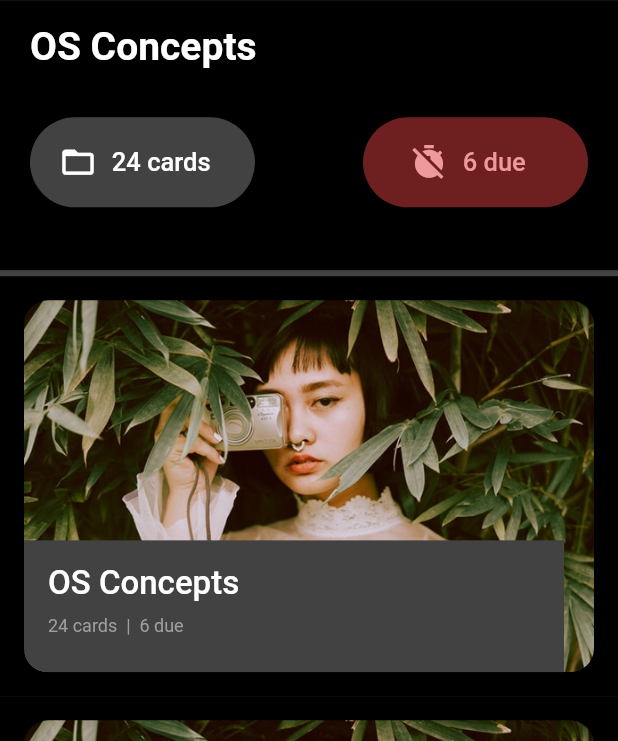
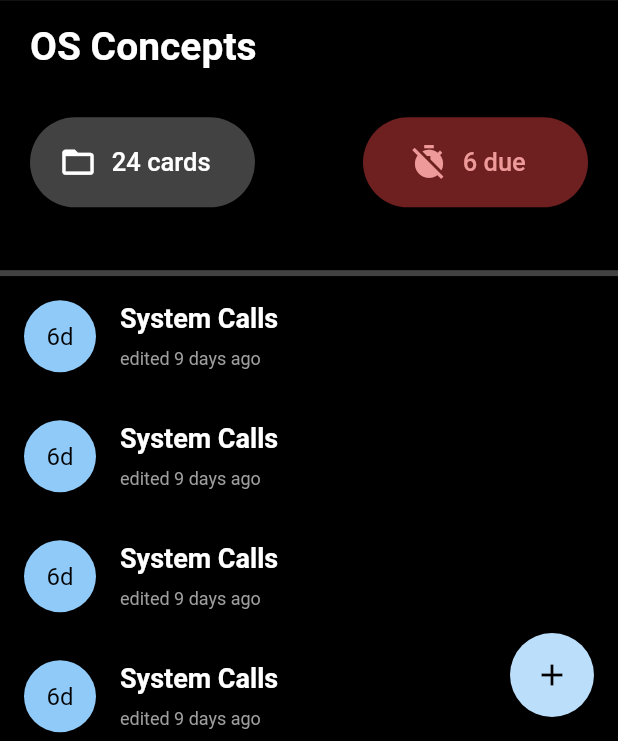
Before and after one commit to victorhmacfer/retrieval_practice, a Flutter app: the DeckInfoScreen screen opened directly, on a phone screen of 412 x 824 dp, the part 495-1236 px from its top. Run offline on Flutter 3.47's test engine with Material 2 defaults, Android fonts, the phone set to English and light mode, and no system bars.

Commit message:
finish sketch of deck info screen

```diff
--- /dev/null
+++ b/lib/custom_widgets/subject_tile.dart
@@ -0,0 +1,40 @@
+
+
+
+import 'package:flutter/material.dart';
+
+
+//TODO: should use actual data
+class SubjectTile extends StatelessWidget {
+  @override
+  Widget build(BuildContext context) {
+    return Container(
+      height: 80,
+      color: Colors.black,
+      padding: EdgeInsets.all(8),
+      child: Row(
+        children: <Widget>[
+          Padding(
+            padding: const EdgeInsets.only(left: 8.0, right: 16.0),
+            child: CircleAvatar(
+              radius: 24,
+              backgroundColor: Colors.blue[200],
+              child: Text('6d'),
+            ),
+          ),
+          Column(
+            mainAxisAlignment: MainAxisAlignment.spaceEvenly,
+            crossAxisAlignment: CrossAxisAlignment.start,
+            children: <Widget>[
+              Text('System Calls', style: TextStyle(fontSize: 18, fontWeight: FontWeight.w600),),
+              Text('edited 9 days ago', style: TextStyle(fontSize: 12, color: Colors.grey),),
+
+            ],
+          )
+
+        ],
+      ),
+
+    );
+  }
+}
--- a/lib/screens/deck_info_screen.dart
+++ b/lib/screens/deck_info_screen.dart
@@ -1,7 +1,7 @@
 import 'package:flutter/material.dart';
 import 'package:retrieval_practice/custom_widgets/deck.dart';
 import 'package:retrieval_practice/custom_widgets/pill_button.dart';
-
+import 'package:retrieval_practice/custom_widgets/subject_tile.dart';
 
 class DeckInfoScreen extends StatefulWidget {
   @override
@@ -9,8 +9,6 @@ class DeckInfoScreen extends StatefulWidget {
 }
 
 class _DeckInfoScreenState extends State<DeckInfoScreen> {
-
-
   @override
   void initState() {
     // TODO: implement initState
@@ -20,12 +18,12 @@ class _DeckInfoScreenState extends State<DeckInfoScreen> {
   @override
   Widget build(BuildContext context) {
     return Scaffold(
-      // floatingActionButton: FloatingActionButton(
-      //   child: Icon(Icons.add),
-      //   onPressed: () {
-      //     print('I pressed the FAB.');
-      //   },
-      // ),
+      floatingActionButton: FloatingActionButton(
+        child: Icon(Icons.add),
+        onPressed: () {
+          print('I pressed the FAB.');
+        },
+      ),
 
       body: CustomScrollView(
         slivers: <Widget>[
@@ -36,15 +34,13 @@ class _DeckInfoScreenState extends State<DeckInfoScreen> {
             title: Text('My Title'),
             centerTitle: true,
           ),
-
-
-
           SliverList(
             delegate: SliverChildListDelegate(
-              [ Image.asset('assets/images/asian-woman.jpg', fit: BoxFit.fill,),
-
-
-
+              [
+                Image.asset(
+                  'assets/images/asian-woman.jpg',
+                  fit: BoxFit.fill,
+                ),
                 Container(
                   padding: EdgeInsets.symmetric(horizontal: 20.0),
                   color: Colors.black,
@@ -55,9 +51,12 @@ class _DeckInfoScreenState extends State<DeckInfoScreen> {
                     children: <Widget>[
                       Padding(
                         padding: const EdgeInsets.symmetric(vertical: 16.0),
-                      child: Text('OS Concepts', style: TextStyle(fontSize: 26, fontWeight: FontWeight.w600),),
+                        child: Text(
+                          'OS Concepts',
+                          style: TextStyle(
+                              fontSize: 26, fontWeight: FontWeight.w600),
                         ),
-
+                      ),
                       Padding(
                         padding: const EdgeInsets.symmetric(vertical: 16.0),
                         child: Row(
@@ -71,25 +70,37 @@ class _DeckInfoScreenState extends State<DeckInfoScreen> {
                     ],
                   ),
                 ),
+                myDivider(),
 
-                myDivider(),
-                Deck(),
-                Deck(),
+                //TODO: this should be a column with these children created from a list of models
+                Container(
+                  color: Colors.black,
+                  padding: EdgeInsets.only(bottom: 32.0),
+                  child: Column(
+                    children: <Widget>[
+                      SubjectTile(),
+                  SubjectTile(),
+                  SubjectTile(),
+                  SubjectTile(),
+                  SubjectTile(),
+                  SubjectTile(),
+                  SubjectTile(),
+
                     ],
-
                   ),
-          ),
-
+                )
 
 
 
 
               ],
             ),
+          ),
+        ],
+      ),
     );
   }
 }
-
 
 // var sunda = Container(
 //   color: Colors.green,
```
Lines whose indentation alone changed are shown as unchanged.
